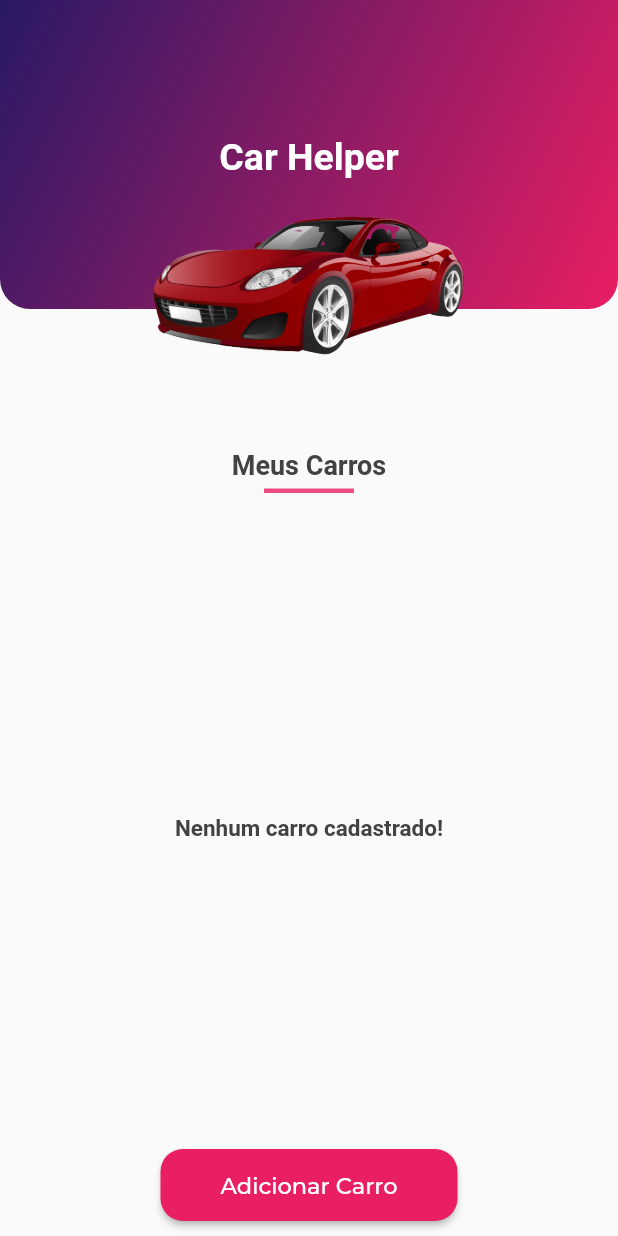
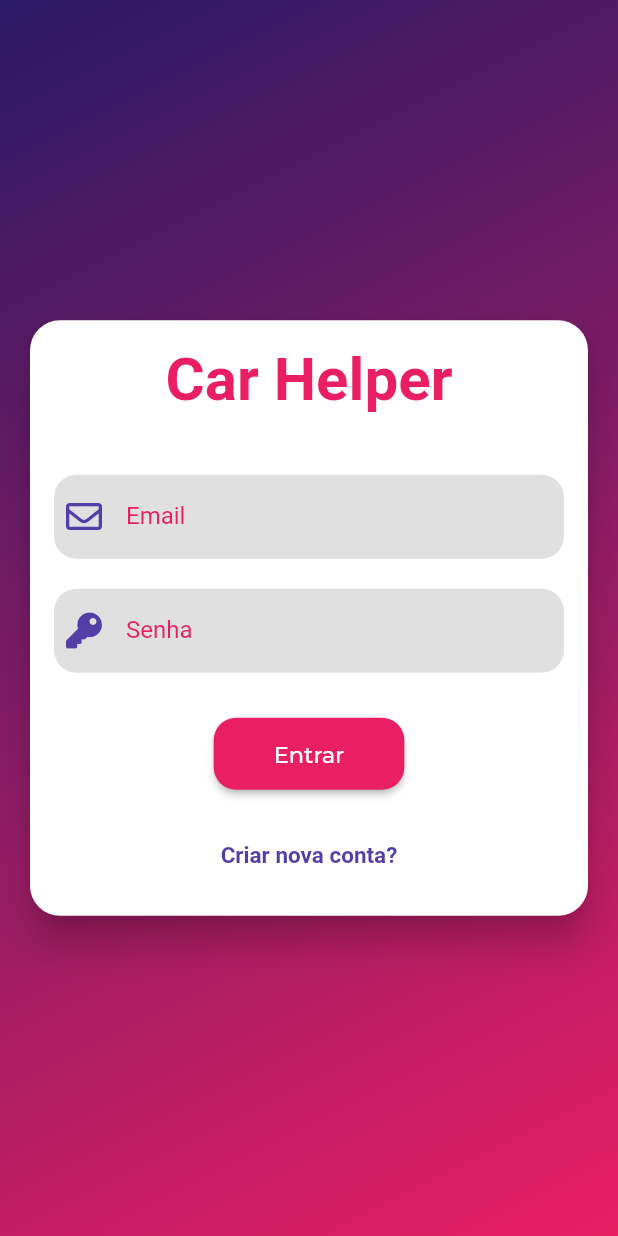
Before and after one commit to murilobohlke/car-helper, a Flutter app: the screen it shows after launch, on a phone screen of 412 x 824 dp. Run offline on Flutter 3.47's test engine with Material 2 defaults, Android fonts, the phone set to English and light mode, and no system bars; our stand-ins replace firebase_auth, firebase_core, flutter_masked_text2, font_awesome_flutter, google_fonts, image_picker and 1 more; missing offline and left inert: animated_card; accounts and stored records are empty.

Commit message:
Login with Firebase

```diff
--- /dev/null
+++ b/car_helper/lib/app_widget.dart
@@ -0,0 +1,48 @@
+import 'package:car_helper/shared/themes/app_colors.dart';
+import 'package:firebase_auth/firebase_auth.dart';
+import 'package:flutter/material.dart';
+
+import 'modules/add_car/add_car_page.dart';
+import 'modules/auth/auth_screen.dart';
+import 'modules/home/home_page.dart';
+import 'modules/image/image_screen.dart';
+import 'modules/info_car/info_car_page.dart';
+import 'modules/refueling/refueling_page.dart';
+import 'modules/splash/splash_screen.dart';
+
+class AppWidget extends StatelessWidget {
+  @override
+  Widget build(BuildContext context) {
+    return MaterialApp(
+      debugShowCheckedModeBanner: false,
+      theme: ThemeData(
+        primaryColor: AppColors.primary,
+        appBarTheme: AppBarTheme(
+          brightness: Brightness.dark,
+        ),
+      ),
+      title: 'Car Helper',
+      // home: StreamBuilder(
+      //   stream: FirebaseAuth.instance.authStateChanges(),
+      //   builder: (context, snapshot) {
+      //     if (snapshot.hasData) {
+      //       return HomePage();
+      //     }
+      //     else {
+      //       return AuthScreen();
+      //     }
+      //   },
+      // ),
+      initialRoute: '/splash',
+      routes: {
+        "/home": (context) => HomePage(),
+        "/info_car": (context) => InfoCarPage(),
+        "/refueling": (context) => RefuelingPage(),
+        "/add_car": (context) => AddCarPage(),
+        "/image": (context) => ImageScreen(),
+        "/splash": (context) => SplashScreen(),
+        "/auth": (context) => AuthScreen(),
+      },
+    );
+  }
+}
--- a/car_helper/lib/main.dart
+++ b/car_helper/lib/main.dart
@@ -1,45 +1,45 @@
-import 'package:car_helper/modules/add_car/add_car_page.dart';
-import 'package:car_helper/modules/home/home_page.dart';
-import 'package:car_helper/modules/image/image_screen.dart';
-import 'package:car_helper/modules/info_car/info_car_page.dart';
-import 'package:car_helper/modules/refueling/refueling_page.dart';
 import 'package:car_helper/shared/providers/cars_provider.dart';
-import 'package:car_helper/shared/themes/app_colors.dart';
+import 'package:firebase_core/firebase_core.dart';
 import 'package:flutter/material.dart';
 import 'package:provider/provider.dart';
 
-import 'modules/splash/splash_screen.dart';
+import 'app_widget.dart';
 
 void main() {
   runApp(ChangeNotifierProvider(
     create: (context) => CarsProvider(),
-    child: AppWidget()
+    child: AppFirebase()
     )
   );
 }
 
-class AppWidget extends StatelessWidget {
-  const AppWidget({ Key? key }) : super(key: key);
+class AppFirebase extends StatefulWidget {
+  // This widget is the root of your application.
+  @override
+  _AppFirebaseState createState() => _AppFirebaseState();
+}
 
+class _AppFirebaseState extends State<AppFirebase> {
+  final Future<FirebaseApp> _initialization = Firebase.initializeApp();
   @override
   Widget build(BuildContext context) {
-    return MaterialApp(
-      debugShowCheckedModeBanner: false,
-      theme: ThemeData(
-        primaryColor: AppColors.primary,
-        appBarTheme: AppBarTheme(
-          brightness: Brightness.dark,
-        ),
-      ),
-      title: 'Car Helper',
-      initialRoute: "/splash",
-      routes: {
-        "/home": (context) => HomePage(),
-        "/info_car": (context) => InfoCarPage(),
-        "/refueling": (context) => RefuelingPage(),
-        "/add_car": (context) => AddCarPage(),
-        "/image": (context) => ImageScreen(),
-        "/splash": (context) => SplashScreen(),
+    return FutureBuilder(
+      future: _initialization,
+      builder: (context, snapshot) {
+        if (snapshot.hasError) {
+          return Material(
+            child: Center(
+              child: Text('Não foi possível inicializar o Firebase!', textDirection: TextDirection.ltr,),
+            ),
+          );
+        } else if (snapshot.connectionState == ConnectionState.done) {
+          return AppWidget();
+        }
+        return Material(
+          child: Center(
+            child: CircularProgressIndicator(),
+          ),
+        );
       },
     );
   }
--- /dev/null
+++ b/car_helper/lib/modules/auth/auth_screen.dart
@@ -0,0 +1,89 @@
+import 'package:car_helper/shared/models/auth_model.dart';
+import 'package:car_helper/shared/themes/app_colors.dart';
+import 'package:car_helper/shared/widgets/auth_form/auth_form_widget.dart';
+import 'package:firebase_auth/firebase_auth.dart';
+import 'package:flutter/material.dart';
+import 'package:flutter/services.dart';
+
+class AuthScreen extends StatefulWidget {
+  const AuthScreen({ Key? key }) : super(key: key);
+
+  @override
+  _AuthScreenState createState() => _AuthScreenState();
+}
+
+class _AuthScreenState extends State<AuthScreen> {
+  final _auth = FirebaseAuth.instance;
+
+  bool isLoading = false;
+
+  Future<void> _handleSubmit (AuthModel authModel) async {
+    setState(() {
+      isLoading = true;
+    });
+
+    try {
+      if(authModel.isLogin) {
+       UserCredential result = await _auth.signInWithEmailAndPassword(
+         email: authModel.email!,
+         password: authModel.password!
+        );
+
+        if(result.user!=null){
+          Navigator.of(context).pushReplacementNamed('/home');
+        }
+    } else{
+       await _auth.createUserWithEmailAndPassword(
+         email: authModel.email!,
+         password: authModel.password!
+        );
+    }
+    } on PlatformException catch (err) {
+      final msg = err.message ?? 'Ocorreu um erro';
+      print(msg);
+    } catch (err){
+      print(err);
+    } finally {
+      setState(() {
+        isLoading = false;
+      });
+    }
+  }
+
+  @override
+  Widget build(BuildContext context) {
+    return Scaffold(
+      body: Container(
+        decoration: BoxDecoration(
+          gradient: LinearGradient(
+            begin: Alignment.topLeft,
+            end: Alignment.bottomRight,
+            colors: <Color>[AppColors.primary, AppColors.tertiary],
+          ),
+        ),
+        child: Center(
+          child: Column(
+            mainAxisSize: MainAxisSize.min,
+            children: [
+              Stack(
+                children: [
+                  AuthFormWidget(_handleSubmit),
+                  if(isLoading)
+                  Positioned.fill(
+                    child: Container(
+                      margin: EdgeInsets.all(16),
+                      decoration: BoxDecoration(
+                        color: Color.fromRGBO(0, 0, 0, 0.5),
+                        borderRadius: BorderRadius.circular(20),
+                      ),
+                      child: Center(child: CircularProgressIndicator(color: AppColors.secondary,)),
+                    )
+                  )
+                ],
+              ),
+            ],
+          ),
+        ),
+      ));
+  }
+}
--- a/car_helper/lib/modules/home/home_page.dart
+++ b/car_helper/lib/modules/home/home_page.dart
@@ -5,8 +5,10 @@ import 'package:car_helper/shared/themes/app_colors.dart';
 import 'package:car_helper/shared/widgets/app_bar_home/app_bar_home_widget.dart';
 import 'package:car_helper/shared/widgets/car_tile/car_tile_widget.dart';
 import 'package:car_helper/shared/widgets/primary_button/primary_button_widget.dart';
+import 'package:firebase_auth/firebase_auth.dart';
 import 'package:flutter/material.dart';
 import 'package:flutter/services.dart';
+import 'package:font_awesome_flutter/font_awesome_flutter.dart';
 import 'package:google_fonts/google_fonts.dart';
 import 'package:provider/provider.dart';
 
@@ -25,6 +27,13 @@ class HomePage extends StatelessWidget {
           padding: const EdgeInsets.only(left: 20, right: 20, top: 25, bottom: 10),
           child: Column(
             children: [
+              IconButton(
+                onPressed: () {
+                  FirebaseAuth.instance.signOut();
+                  Navigator.of(context).pushReplacementNamed('/auth');
+                  },
+                icon: Icon(Icons.logout)
+              ),
               Text('Meus Carros',
                 style: GoogleFonts.lexendDeca(
                   fontSize: 18,
--- a/car_helper/lib/modules/splash/splash_screen.dart
+++ b/car_helper/lib/modules/splash/splash_screen.dart
@@ -7,7 +7,8 @@ class SplashScreen extends StatelessWidget {
 
   void delay(BuildContext context) async {
     await Future.delayed(Duration(seconds: 3));
-    Navigator.of(context).pushReplacementNamed('/home');
+    //Navigator.of(context).pushReplacementNamed('/home');
+    Navigator.of(context).pushReplacementNamed('/auth');
   }
 
   @override
--- /dev/null
+++ b/car_helper/lib/shared/models/auth_model.dart
@@ -0,0 +1,23 @@
+enum AuthMode {
+  LOGIN,
+  SIGNUP,
+}
+
+class AuthModel {
+  String? name;
+  String? email;
+  String? password;
+  AuthMode _mode = AuthMode.LOGIN;
+
+  bool get isLogin {
+    return _mode == AuthMode.LOGIN;
+  }
+
+  bool get isSignup {
+    return _mode == AuthMode.SIGNUP;
+  }
+
+  void toggleMode() {
+    _mode = _mode == AuthMode.LOGIN ? AuthMode.SIGNUP : AuthMode.LOGIN;
+  }
+}
--- /dev/null
+++ b/car_helper/lib/shared/widgets/auth_form/auth_form_widget.dart
@@ -0,0 +1,110 @@
+import 'package:car_helper/shared/models/auth_model.dart';
+import 'package:car_helper/shared/themes/app_colors.dart';
+import 'package:car_helper/shared/widgets/primary_button/primary_button_widget.dart';
+import 'package:car_helper/shared/widgets/text_input/text_input_widget.dart';
+import 'package:flutter/material.dart';
+import 'package:font_awesome_flutter/font_awesome_flutter.dart';
+import 'package:google_fonts/google_fonts.dart';
+
+class AuthFormWidget extends StatefulWidget {
+  final void Function(AuthModel authModel) onSubmit;
+
+  const AuthFormWidget(this.onSubmit);
+
+  @override
+  _AuthFormWidgetState createState() => _AuthFormWidgetState();
+}
+
+class _AuthFormWidgetState extends State<AuthFormWidget> {
+  final AuthModel _authModel = AuthModel();
+  final GlobalKey<FormState> _formKey = GlobalKey();
+
+  _submit() {
+    bool isValid = _formKey.currentState!.validate();
+    FocusScope.of(context).unfocus();
+
+    if (isValid) {
+      widget.onSubmit(_authModel);
+    }
+  }
+
+  @override
+  Widget build(BuildContext context) {
+    return Center(
+      child: Card(
+        shape: RoundedRectangleBorder(
+          borderRadius: BorderRadius.circular(20.0),
+        ),
+        elevation: 10,
+          margin: EdgeInsets.all(20),
+          child: SingleChildScrollView(
+            child: Padding(
+              padding: EdgeInsets.all(16),
+              child: Column(
+                children: [
+                  Text(
+                    'Car Helper',
+                    style: GoogleFonts.lexendDeca(
+                      fontSize: 40,
+                      fontWeight: FontWeight.bold,
+                      color: AppColors.tertiary,
+                  )
+                  ),
+                  Form(
+                    key: _formKey,
+                    child: Column(
+                      children: [
+                        SizedBox(height: 30,),
+                        if (_authModel.isSignup)
+                        TextInputWidget(
+                          key: ValueKey('name'),
+                          label: 'Nome',
+                          icon: FontAwesomeIcons.user,
+                          onChanged: (value) => _authModel.name = value
+                        ),
+                        TextInputWidget(
+                          key: ValueKey('email'),
+                          label: 'Email',
+                          icon: FontAwesomeIcons.envelope,
+                          onChanged: (value) => _authModel.email = value
+                        ),
+                        TextInputWidget(
+                          key: ValueKey('password'),
+                          label: 'Senha',
+                          obscure: true,
+                          icon: FontAwesomeIcons.key,
+                          onChanged: (value) => _authModel.password = value
+                        ),
+                        SizedBox(
+                          height: 20,
+                        ),
+                        PrimaryButtonWidget(
+                            label: _authModel.isLogin ? 'Entrar' : 'Cadastrar',
+                            onPressed: _submit),
+                        SizedBox(height: 20,),
+                        TextButton(
+                            onPressed: () {
+                              setState(() {
+                                _authModel.toggleMode();
+                              });
+                            },
+                            child: Text(_authModel.isLogin
+                                ? 'Criar nova conta?'
+                                : 'Já possui conta?',
+                                style: GoogleFonts.lexendDeca(
+                                  fontSize: 15,
+                                  fontWeight: FontWeight.bold,
+                                  color: AppColors.secondary,
+                              )
+                            )
+                        )
+                      ],
+                    ),
+                  ),
+                ],
+              ),
+            ),
+          )),
+    );
+  }
+}
--- a/car_helper/lib/shared/widgets/text_input/text_input_widget.dart
+++ b/car_helper/lib/shared/widgets/text_input/text_input_widget.dart
@@ -10,16 +10,19 @@ class TextInputWidget extends StatelessWidget {
   final TextEditingController? controller;
   final void Function(String value)? onChanged;
   final TextInputType? keyboard;
+  final bool obscure;
 
   const TextInputWidget({
     Key? key,
     required this.label,
     required this.icon,
     this.initialValue,
+    this.obscure = false,
     this.validator,
     this.controller,
     this.onChanged,
-    this.keyboard = TextInputType.text }) : super(key: key);
+    this.keyboard = TextInputType.text,
+  }) : super(key: key);
 
   @override
   Widget build(BuildContext context) {
@@ -32,7 +35,10 @@ class TextInputWidget extends StatelessWidget {
           borderRadius: BorderRadius.circular(15),
         ),
         child: TextFormField(
-          keyboardType: keyboard ,
+            obscureText: obscure,
+            key: key,
+            onChanged: onChanged,
+            keyboardType: keyboard,
             controller: controller,
             validator: validator,
             initialValue: initialValue,
@@ -43,7 +49,7 @@ class TextInputWidget extends StatelessWidget {
             decoration: InputDecoration(
                 contentPadding: EdgeInsets.zero,
                 labelText: label,
-              labelStyle:  GoogleFonts.lexendDeca(
+                labelStyle: GoogleFonts.lexendDeca(
                   fontSize: 16,
                   color: AppColors.tertiary,
                 ),
@@ -51,10 +57,7 @@ class TextInputWidget extends StatelessWidget {
                   icon,
                   color: AppColors.secondary,
                 ),
-              border: InputBorder.none
-            )
-
-        ),
+                border: InputBorder.none)),
       ),
     );
   }
--- a/car_helper/pubspec.yaml
+++ b/car_helper/pubspec.yaml
@@ -34,6 +34,8 @@ dependencies:
   sqflite: ^2.0.0+3
   provider: ^5.0.0
   flutter_staggered_grid_view: ^0.4.0
+  cloud_firestore: ^2.3.0
+  firebase_auth: ^3.0.1
 
 dev_dependencies:
   flutter_test:
```
Also changed, not shown: car_helper/pubspec.lock, 3 other files. Lines whose indentation alone changed are shown as unchanged.
